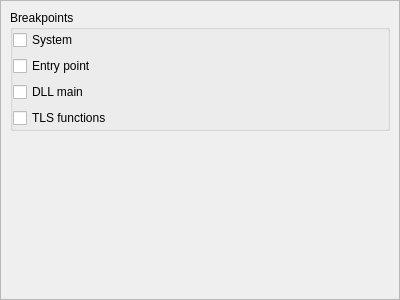
Old version of the form xdebuggeroptionswidget.ui in the repository horsicq/XDebuggerWidget.
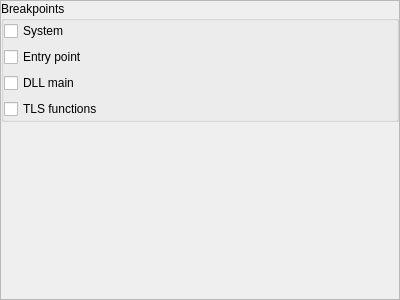
New version of the form.

Patch:
```diff
--- a/xdebuggeroptionswidget.ui
+++ b/xdebuggeroptionswidget.ui
@@ -41,6 +41,18 @@
        </rect>
       </property>
       <layout class="QVBoxLayout" name="verticalLayout_2">
+       <property name="leftMargin">
+        <number>0</number>
+       </property>
+       <property name="topMargin">
+        <number>0</number>
+       </property>
+       <property name="rightMargin">
+        <number>0</number>
+       </property>
+       <property name="bottomMargin">
+        <number>0</number>
+       </property>
        <item>
         <widget class="QGroupBox" name="groupBoxDebuggerBreakpoints">
          <property name="title">
```
